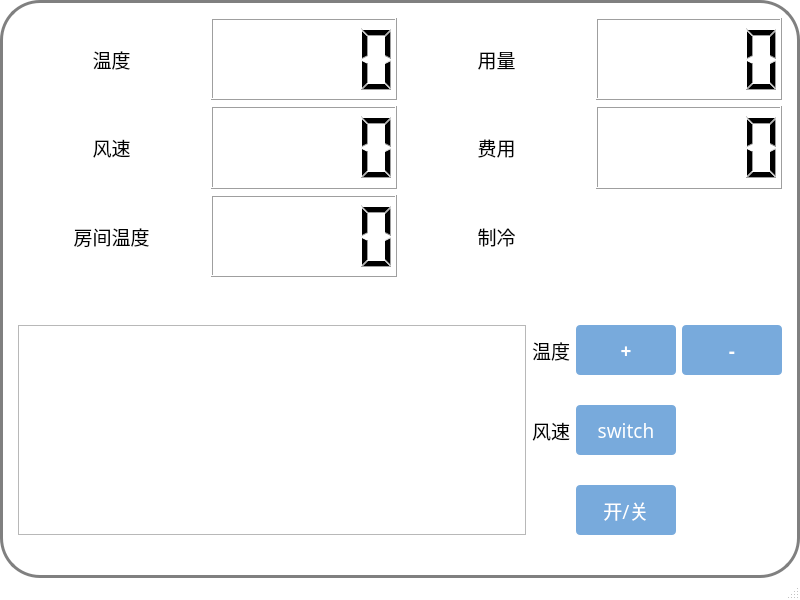
The window that Slave/slavecontrolwindow.ui (L-Jay1999/DistributedTemperatureControlSystem) describes before a commit, drawn with Qt 5.
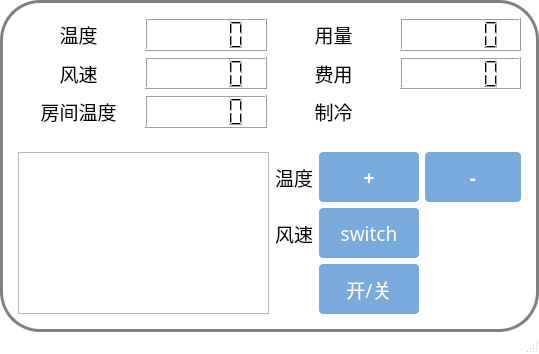
The same window after the commit.

Diff of the .ui file:
```diff
--- a/Slave/slavecontrolwindow.ui
+++ b/Slave/slavecontrolwindow.ui
@@ -6,8 +6,8 @@
    <rect>
     <x>0</x>
     <y>0</y>
-    <width>800</width>
-    <height>600</height>
+    <width>539</width>
+    <height>354</height>
    </rect>
   </property>
   <property name="windowTitle">
```
Left out of the diff: 4 changed lines with no effect on the pictures.
